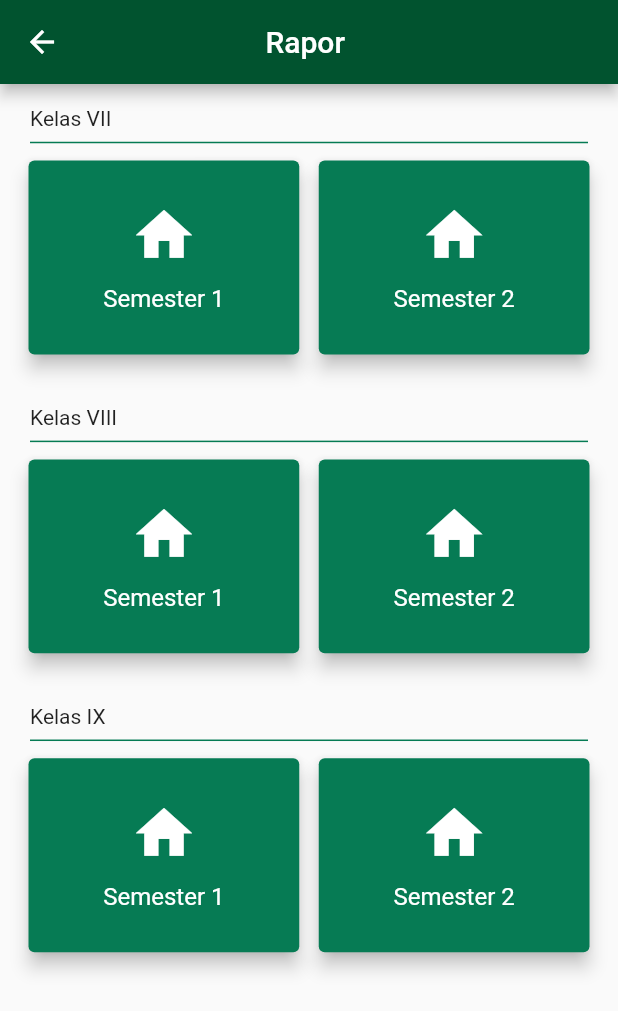
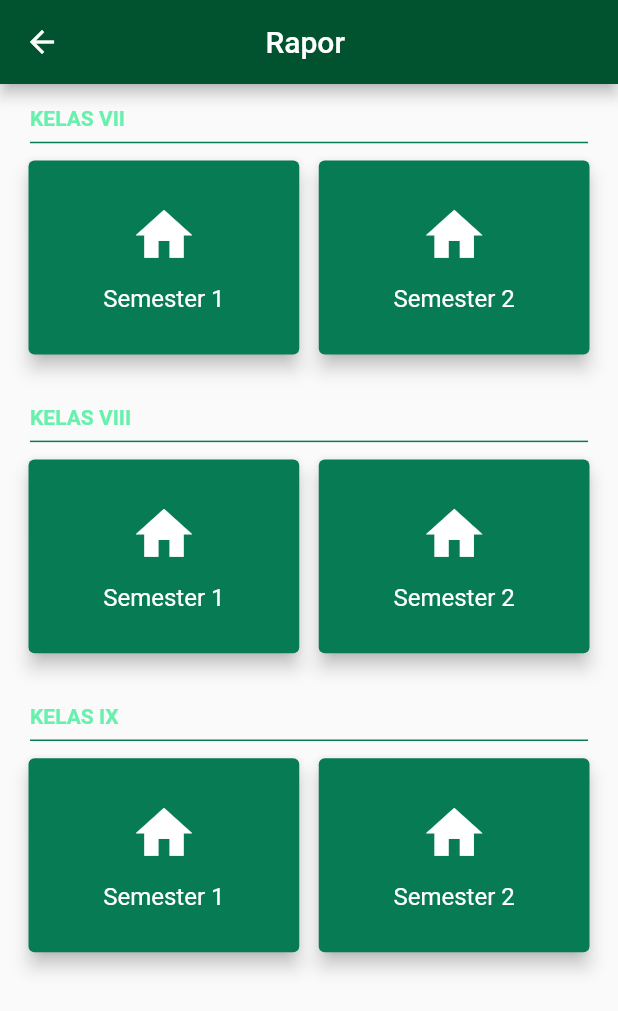
Before and after one commit to friskameilani/SCB-for-Parents, a Flutter app: the PilihSmt screen opened directly with empty values, on a phone screen of 412 x 824 dp. Shown: the top 1011 px of the screen. Run offline on Flutter 3.47's test engine with Material 2 defaults, Android fonts, the phone set to English and light mode, and no system bars; our stand-ins replace carousel_pro, flutter_secure_storage, graphql_flutter, open_file, shared_preferences; missing offline and left inert: syncfusion_flutter_pdf; accounts and stored records are empty.

Commit message:
Minor changes in UI

```diff
--- a/lib/components/kabarseputar_scb.dart
+++ b/lib/components/kabarseputar_scb.dart
@@ -220,7 +220,7 @@ class _KabarSeputarSCBState extends State<KabarSeputarSCB> {
                     '${article[position].fields.title}',
                     style: TextStyle(
                         fontSize: 18.0,
-                        color: Colors.black,
+                        color: Colors.white,
                         fontWeight: FontWeight.bold,
                     ),
               ),
--- a/lib/views/pilihSmt.dart
+++ b/lib/views/pilihSmt.dart
@@ -82,10 +82,11 @@ class PilihSmtState extends State<PilihSmt> {
             crossAxisAlignment: CrossAxisAlignment.stretch,
             children: [
               Text(
-                'Kelas ' + classChooser(i),
+                'KELAS ' + classChooser(i),
                 textAlign: TextAlign.left,
                 style: TextStyle(
-                  color: Colors.black87,
+                  color: Colors.greenAccent,
+                  fontWeight: FontWeight.bold
                 ),
               ),
               Divider(
```
Also changed, not shown: 1 other file.
